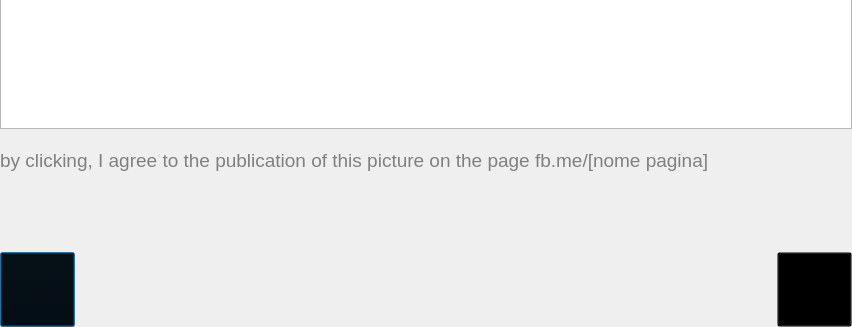
Above: src/qtTouch/FacebookManager.ui from USI-Showroom/WarpMe before the change; both pictures show x 0 to 852 and y 326 to 653 of the 852 by 653 pixel window. Below: the same form after it.
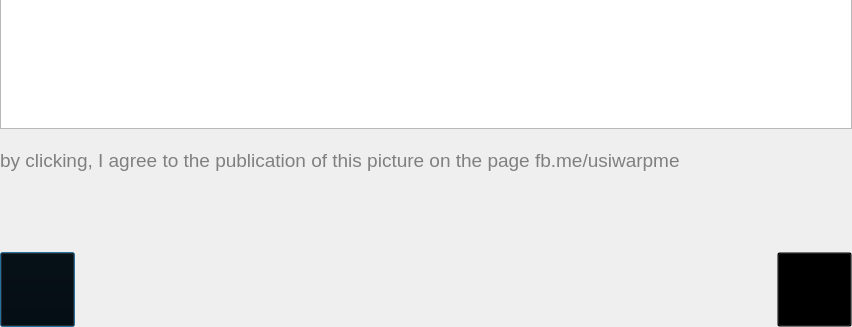
That is the form after the change. Icons and pictures are not drawn. Custom widgets are drawn as their Qt base class.

```diff
--- a/src/qtTouch/FacebookManager.ui
+++ b/src/qtTouch/FacebookManager.ui
@@ -57,7 +57,7 @@
       </font>
      </property>
      <property name="text">
-      <string>&lt;html&gt;&lt;head/&gt;&lt;body&gt;&lt;p&gt;&lt;span style=&quot; font-family:'Arial'; font-size:14pt; color:#808080;&quot;&gt;by clicking, I agree to the publication of this picture on the page fb.me/[nome pagina]&lt;/span&gt;&lt;/p&gt;&lt;/body&gt;&lt;/html&gt;</string>
+      <string>&lt;html&gt;&lt;head/&gt;&lt;body&gt;&lt;p&gt;&lt;span style=&quot; font-family:'Arial'; font-size:14pt; color:#808080;&quot;&gt;by clicking, I agree to the publication of this picture on the page fb.me/usiwarpme&lt;/span&gt;&lt;/p&gt;&lt;/body&gt;&lt;/html&gt;</string>
      </property>
     </widget>
    </item>
```
